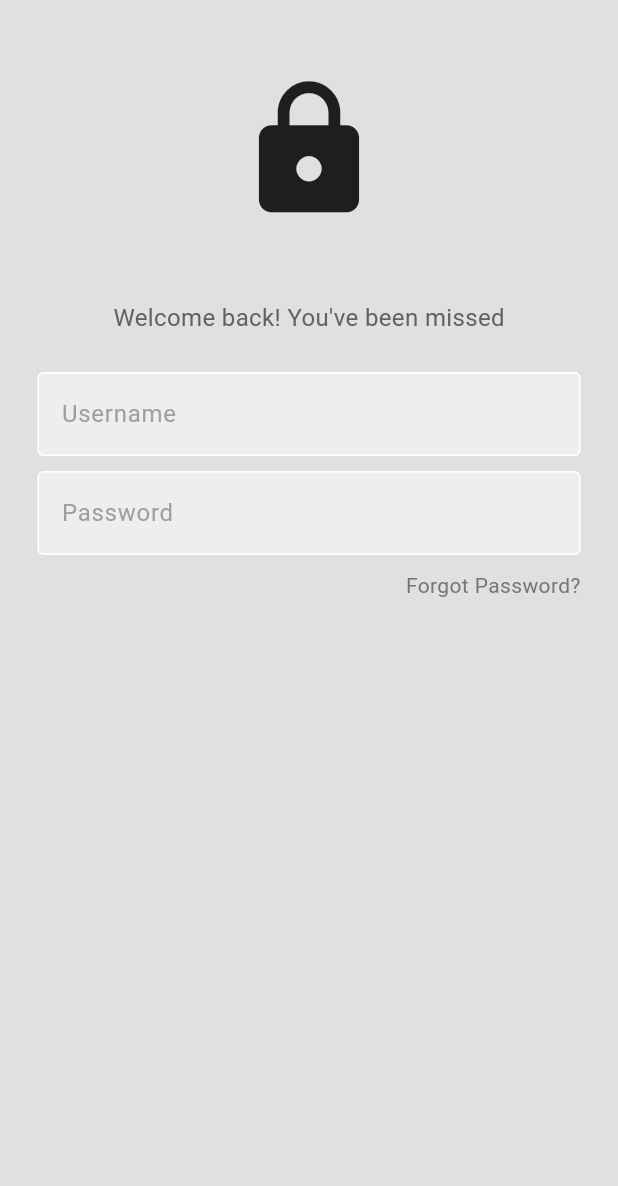
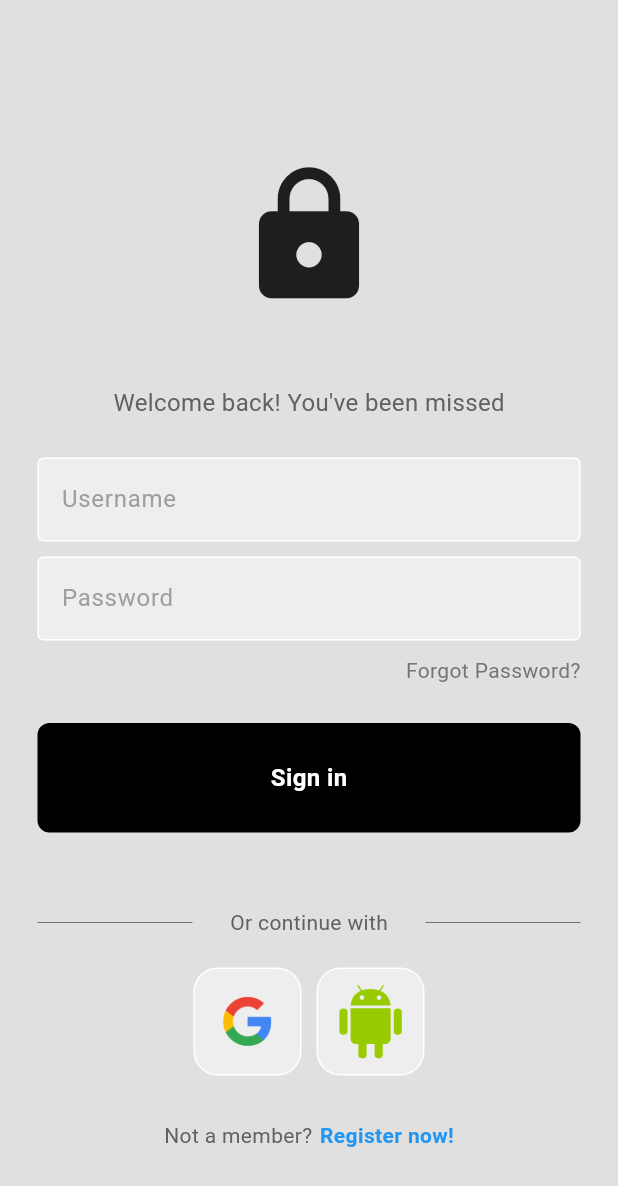
Before and after one commit to akimaliiev/diploma_16_10, a Flutter app: the screen it shows after launch, on a phone screen of 412 x 824 dp. Shown: the top 1186 px of the screen. Run offline on Flutter 3.47's test engine with Material 3 defaults, Android fonts, the phone set to English and light mode, and no system bars.

Commit message:
first commit

```diff
--- /dev/null
+++ b/lib/components/my_button.dart
@@ -0,0 +1,32 @@
+import 'package:flutter/material.dart';
+
+class MyButton extends StatelessWidget {
+
+  final Function()? onTap;
+  const MyButton({super.key, required this.onTap});
+
+  @override
+  Widget build(BuildContext context) {
+    return GestureDetector(
+      onTap: onTap,
+      child: Container(
+        padding: const EdgeInsets.all(25),
+        margin: const EdgeInsets.symmetric(horizontal: 25),
+        decoration: BoxDecoration(
+          color: Colors.black,
+          borderRadius: BorderRadius.circular(8),
+          ),
+        child: const Center(
+          child: Text(
+            'Sign in',
+            style: TextStyle(
+              color: Colors.white,
+              fontWeight: FontWeight.bold,
+              fontSize: 16,
+            ),
+          ),
+        ),
+      ),
+    );
+  }
+}
--- /dev/null
+++ b/lib/components/square_tile.dart
@@ -0,0 +1,26 @@
+import 'package:flutter/material.dart';
+
+class SquareTile extends StatelessWidget {
+
+  final String imagePath;
+
+  const SquareTile({super.key, required this.imagePath});
+
+
+  @override
+  Widget build(BuildContext context) {
+    return Container(
+      padding: EdgeInsets.all(10),
+      decoration: BoxDecoration(
+        border: Border.all(color: Colors.white),
+        borderRadius: BorderRadius.circular(16),
+        color: Colors.grey[200]
+      ),
+
+      child: Image.asset(
+        imagePath,
+        height: 50,
+      ),
+    );
+  }
+}
--- a/lib/pages/login_page.dart
+++ b/lib/pages/login_page.dart
@@ -1,4 +1,6 @@
+import 'package:diploma_16_10/components/my_button.dart';
 import 'package:diploma_16_10/components/my_textfield.dart';
+import 'package:diploma_16_10/components/square_tile.dart';
 import 'package:flutter/material.dart';
 
 class LoginPage extends StatelessWidget {
@@ -7,6 +9,8 @@ class LoginPage extends StatelessWidget {
   final usernameController = TextEditingController();
   final passwordController = TextEditingController();
 
+  void signUserIn() {}
+
   @override
   Widget build(BuildContext context) {
     return  Scaffold(
@@ -14,6 +18,7 @@ class LoginPage extends StatelessWidget {
       body: SafeArea(
         child: Center(
           child: Column(
+            mainAxisAlignment: MainAxisAlignment.center,
             children: [
               SizedBox(height: 50,),
               Icon(
@@ -61,6 +66,73 @@ class LoginPage extends StatelessWidget {
                 ),
               ),
 
+              const SizedBox(height: 25,),
+
+              MyButton(
+                onTap: signUserIn,
+              ),
+
+              const SizedBox(height: 50,),
+
+              Padding(
+                padding: const EdgeInsets.symmetric(horizontal: 25),
+                child: Row(
+                  children: [
+                    Expanded(
+                      child: Divider(
+                        thickness: .7,
+                        color: Colors.grey[600],
+                      ),
+                    ),
+                    Padding(
+                      padding: const EdgeInsets.symmetric(horizontal: 25),
+                      child: Text(
+                        'Or continue with',
+                        style: TextStyle(color: Colors.grey[700]),
+                        ),
+                    ),
+                    Expanded(
+                      child: Divider(
+                        thickness: .7,
+                        color: Colors.grey[600],
+                        ),
+                    ),
+                  ],
+                ),
+              ),
+
+              const SizedBox(height: 20,),
+
+              Row(
+                mainAxisAlignment: MainAxisAlignment.center,
+                children: [
+                  SquareTile(imagePath: 'lib/images/google_logo.png'),
+                  SizedBox(width: 10,),
+
+                  SquareTile(imagePath: 'lib/images/android_logo.png'),
+                ],
+              ),
+
+              const SizedBox(height: 30,),
+
+              Row(
+                mainAxisAlignment: MainAxisAlignment.center,
+                children: [
+                  Text(
+                    'Not a member?',
+                    style: TextStyle(color: Colors.grey[700]),
+                  ),
+                  const SizedBox(width: 5,),
+                  Text(
+                    'Register now!',
+                    style: TextStyle(
+                      color: Colors.blue,
+                      fontWeight: FontWeight.bold
+                    ),
+                  ),
+                ],
+              )
+
 
 
 
```
Also changed, not shown: pubspec.yaml (+5 -2 lines), 1 other file.
